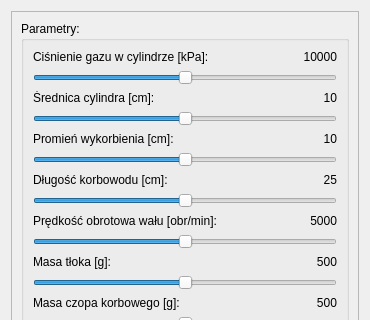
First picture: the form in ui/list.ui, repository MarDom92/Praca_przejsciowa, before the edit; both pictures show x 0 to 370 and y 0 to 320 of the 370 by 800 pixel window.
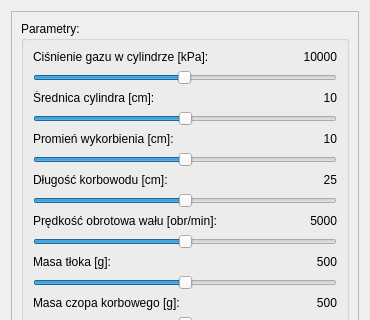
Second picture: the form after the edit.

Commit message: wartosc gasPressure nie mniejsza niz cisnienie atmosferyczne, slider gasPressure o skoku co 500

```diff
--- a/ui/list.ui
+++ b/ui/list.ui
@@ -98,7 +98,7 @@
           <item>
            <widget class="QSlider" name="horizontalSlider_gasPressure">
             <property name="minimum">
-             <number>0</number>
+             <number>100</number>
             </property>
             <property name="maximum">
              <number>20000</number>
@@ -107,7 +107,7 @@
              <number>100</number>
             </property>
             <property name="pageStep">
-             <number>100</number>
+             <number>500</number>
             </property>
             <property name="value">
              <number>10000</number>
```
Left out of the diff: 2 changed lines with no effect on the pictures.
